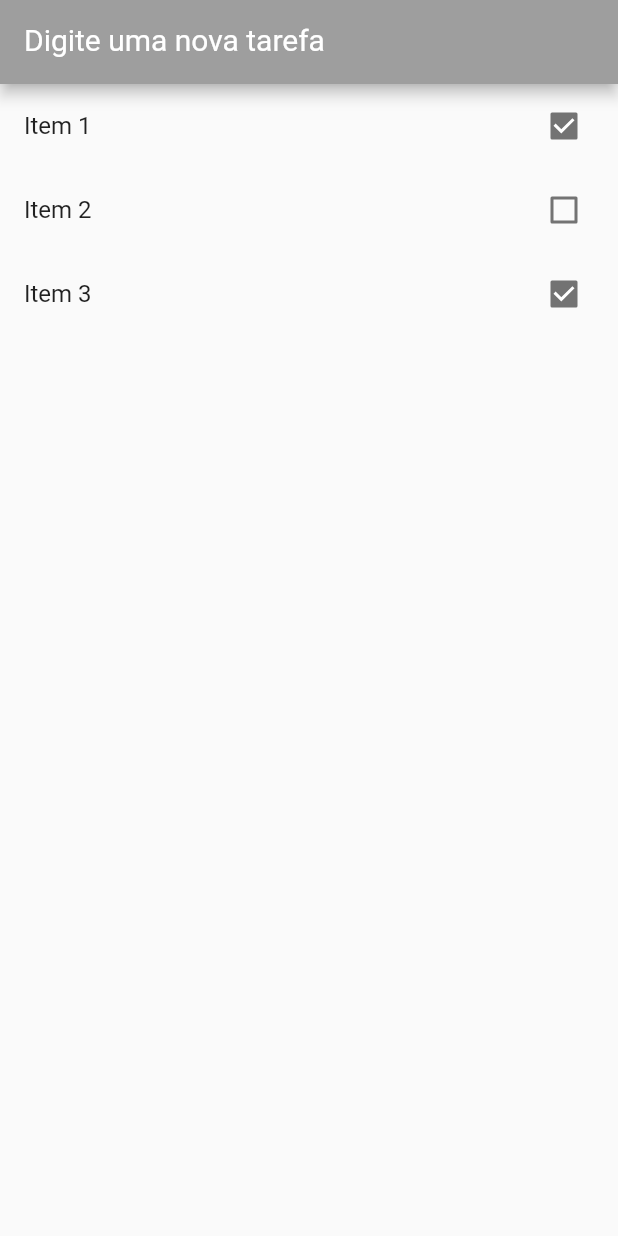
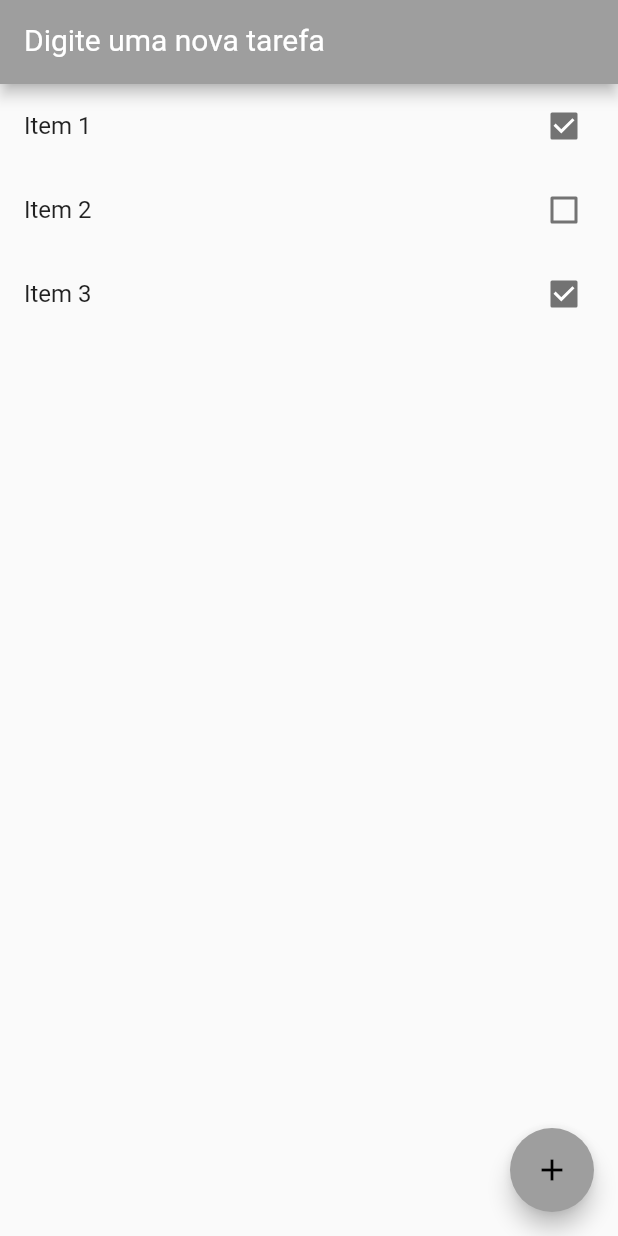
Before and after one commit to daviskooo/todo-flutter, a Flutter app: the screen it shows after launch, on a phone screen of 412 x 824 dp. Run offline on Flutter 3.47's test engine with Material 2 defaults, Android fonts, the phone set to English and light mode, and no system bars.

Commit message:
Adicionando um botão flutuante.

```diff
--- a/todo/lib/main.dart
+++ b/todo/lib/main.dart
@@ -76,6 +76,11 @@ class _HomePageState extends State<HomePage> {
           );
         },
       ),
+      floatingActionButton: FloatingActionButton(
+        onPressed: () {},
+        child: Icon(Icons.add),
+        backgroundColor: Colors.grey,
+      ),
     );
   }
 }
```
